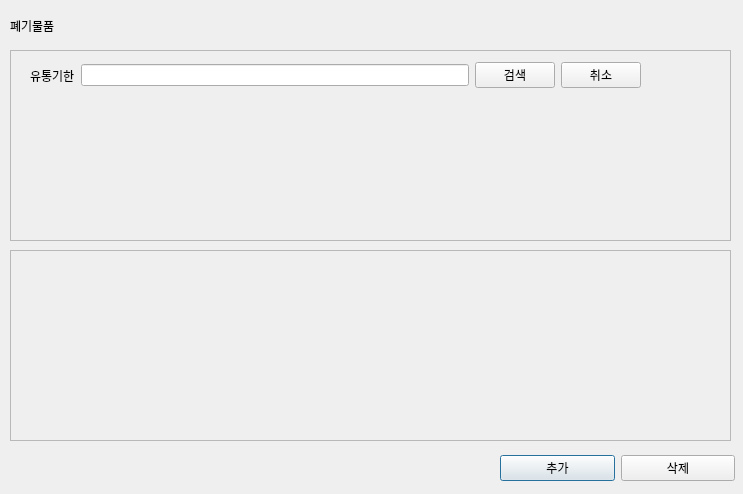
This is ui/폐기물품.ui in johnnyapu15/IDB as Qt 5 draws it before an edit. The edited form follows.
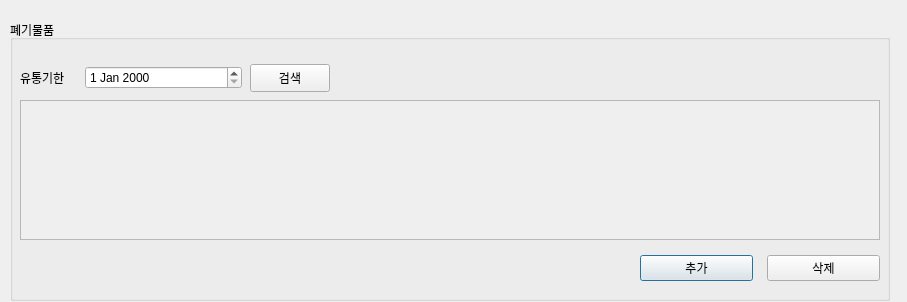
This is the edited form.

The edit to the form file:
```diff
--- a/ui/폐기물품.ui
+++ b/ui/폐기물품.ui
@@ -6,76 +6,113 @@
    <rect>
     <x>0</x>
     <y>0</y>
-    <width>743</width>
-    <height>494</height>
+    <width>907</width>
+    <height>302</height>
    </rect>
   </property>
   <property name="windowTitle">
    <string>Dialog</string>
   </property>
-  <widget class="QWidget" name="horizontalLayoutWidget">
+  <widget class="QGroupBox" name="groupBox">
    <property name="geometry">
     <rect>
      <x>10</x>
-     <y>10</y>
-     <width>721</width>
-     <height>31</height>
+     <y>20</y>
+     <width>880</width>
+     <height>281</height>
     </rect>
    </property>
-   <layout class="QHBoxLayout" name="horizontalLayout_4">
-    <item>
-     <widget class="QLabel" name="label_2">
-      <property name="text">
+   <property name="title">
        <string>폐기물품</string>
       </property>
-     </widget>
-    </item>
-   </layout>
-  </widget>
-  <widget class="QScrollArea" name="scrollArea">
+   <property name="flat">
+    <bool>true</bool>
+   </property>
+   <widget class="QScrollArea" name="scrollArea_11">
    <property name="geometry">
     <rect>
      <x>10</x>
-     <y>50</y>
-     <width>721</width>
-     <height>191</height>
+      <y>80</y>
+      <width>860</width>
+      <height>140</height>
     </rect>
    </property>
    <property name="widgetResizable">
     <bool>true</bool>
    </property>
-   <widget class="QWidget" name="scrollAreaWidgetContents_2">
+    <widget class="QWidget" name="scrollAreaWidgetContents_11">
     <property name="geometry">
      <rect>
       <x>0</x>
       <y>0</y>
-      <width>719</width>
-      <height>189</height>
-     </rect>
-    </property>
-    <widget class="QWidget" name="gridLayoutWidget">
+       <width>858</width>
+       <height>138</height>
+      </rect>
+     </property>
+     <widget class="QWidget" name="gridLayoutWidget_11">
      <property name="geometry">
       <rect>
        <x>0</x>
        <y>0</y>
-       <width>721</width>
-       <height>191</height>
-      </rect>
-     </property>
-     <layout class="QGridLayout" name="gridLayout"/>
+        <width>861</width>
+        <height>131</height>
+       </rect>
+      </property>
+      <layout class="QGridLayout" name="gridLayout_11"/>
     </widget>
    </widget>
   </widget>
+   <widget class="QWidget" name="horizontalLayoutWidget_11">
+    <property name="geometry">
+     <rect>
+      <x>10</x>
+      <y>40</y>
+      <width>222</width>
+      <height>36</height>
+     </rect>
+    </property>
+    <layout class="QHBoxLayout" name="horizontalLayout_23">
+     <property name="spacing">
+      <number>20</number>
+     </property>
+     <item>
+      <widget class="QLabel" name="label_9">
+       <property name="enabled">
+        <bool>true</bool>
+       </property>
+       <property name="sizePolicy">
+        <sizepolicy hsizetype="Fixed" vsizetype="Preferred">
+         <horstretch>0</horstretch>
+         <verstretch>0</verstretch>
+        </sizepolicy>
+       </property>
+       <property name="text">
+        <string>유통기한</string>
+       </property>
+      </widget>
+     </item>
+     <item>
+      <layout class="QVBoxLayout" name="verticalLayout_11">
+       <item>
+        <widget class="QDateEdit" name="dateEdit"/>
+       </item>
+      </layout>
+     </item>
+    </layout>
+   </widget>
   <widget class="QWidget" name="horizontalLayoutWidget_2">
    <property name="geometry">
     <rect>
-     <x>500</x>
-     <y>450</y>
-     <width>235</width>
+      <x>630</x>
+      <y>230</y>
+      <width>240</width>
      <height>36</height>
     </rect>
    </property>
    <layout class="QHBoxLayout" name="horizontalLayout">
+     <property name="spacing">
+      <number>14</number>
+     </property>
     <item>
      <widget class="QPushButton" name="pushButton_2">
       <property name="text">
@@ -92,86 +129,19 @@
     </item>
    </layout>
   </widget>
-  <widget class="QScrollArea" name="scrollArea_2">
+   <widget class="QPushButton" name="pushButton_6">
    <property name="geometry">
     <rect>
-     <x>10</x>
-     <y>250</y>
-     <width>721</width>
-     <height>191</height>
-    </rect>
-   </property>
-   <property name="widgetResizable">
-    <bool>true</bool>
-   </property>
-   <widget class="QWidget" name="scrollAreaWidgetContents_4">
-    <property name="geometry">
-     <rect>
-      <x>0</x>
-      <y>0</y>
-      <width>719</width>
-      <height>189</height>
-     </rect>
-    </property>
-    <widget class="QWidget" name="gridLayoutWidget_3">
-     <property name="geometry">
-      <rect>
-       <x>0</x>
-       <y>0</y>
-       <width>721</width>
-       <height>191</height>
-      </rect>
-     </property>
-     <layout class="QGridLayout" name="gridLayout_3"/>
-    </widget>
-   </widget>
-  </widget>
-  <widget class="QWidget" name="horizontalLayoutWidget_19">
-   <property name="geometry">
-    <rect>
-     <x>30</x>
-     <y>50</y>
-     <width>611</width>
-     <height>51</height>
-    </rect>
-   </property>
-   <layout class="QHBoxLayout" name="horizontalLayout_33">
-    <item>
-     <layout class="QVBoxLayout" name="verticalLayout_14">
-      <item>
-       <widget class="QLabel" name="label_30">
-        <property name="enabled">
-         <bool>true</bool>
-        </property>
-        <property name="text">
-         <string>유통기한</string>
-        </property>
-       </widget>
-      </item>
-     </layout>
-    </item>
-    <item>
-     <layout class="QVBoxLayout" name="verticalLayout_18">
-      <item>
-       <widget class="QLineEdit" name="lineEdit_22"/>
-      </item>
-     </layout>
-    </item>
-    <item>
-     <widget class="QPushButton" name="pushButton_41">
+      <x>240</x>
+      <y>44</y>
+      <width>80</width>
+      <height>28</height>
+     </rect>
+    </property>
       <property name="text">
        <string>검색</string>
       </property>
      </widget>
-    </item>
-    <item>
-     <widget class="QPushButton" name="pushButton_40">
-      <property name="text">
-       <string>취소</string>
-      </property>
-     </widget>
-    </item>
-   </layout>
   </widget>
  </widget>
  <resources/>
```
Lines whose indentation alone changed are shown as unchanged.
